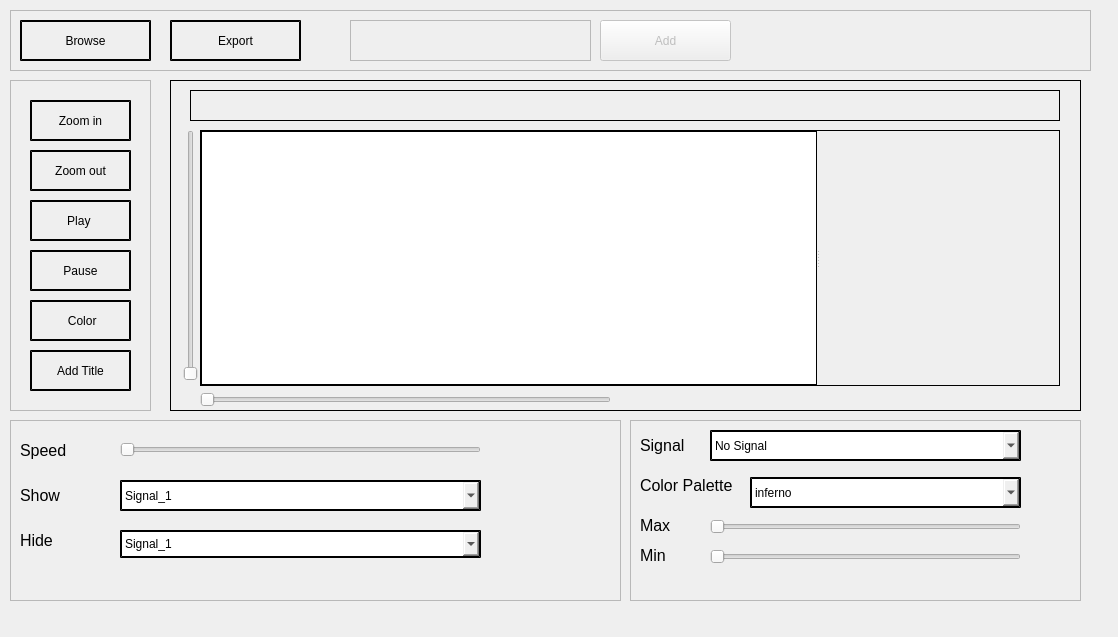
jemmyyy/dsptasks, file Task 1 - Signal Viewer/main.ui: the form before one commit.
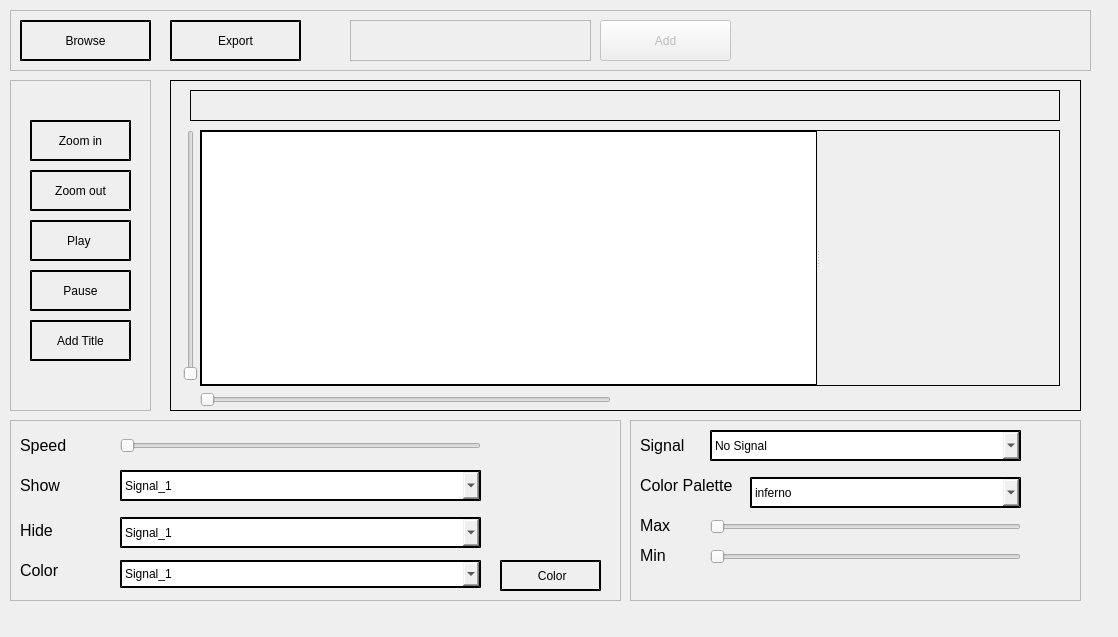
The form after the commit. Icons and pictures are not drawn. Custom widgets are drawn as their Qt base class.

Commit message: scroll fix + signal color

The edit to the form file:
```diff
--- a/Task 1 - Signal Viewer/main.ui
+++ b/Task 1 - Signal Viewer/main.ui
@@ -2188,7 +2188,7 @@
     <property name="geometry">
      <rect>
       <x>20</x>
-      <y>20</y>
+      <y>40</y>
       <width>101</width>
       <height>41</height>
      </rect>
@@ -2209,7 +2209,7 @@
     <property name="geometry">
      <rect>
       <x>20</x>
-      <y>170</y>
+      <y>190</y>
       <width>101</width>
       <height>41</height>
      </rect>
@@ -2230,7 +2230,7 @@
     <property name="geometry">
      <rect>
       <x>20</x>
-      <y>120</y>
+      <y>140</y>
       <width>101</width>
       <height>41</height>
      </rect>
@@ -2251,7 +2251,7 @@
     <property name="geometry">
      <rect>
       <x>20</x>
-      <y>70</y>
+      <y>90</y>
       <width>101</width>
       <height>41</height>
      </rect>
@@ -2268,41 +2268,11 @@
      <string>Zoom out</string>
     </property>
    </widget>
-   <widget class="QPushButton" name="ColorButton_1">
-    <property name="geometry">
-     <rect>
-      <x>20</x>
-      <y>220</y>
-      <width>101</width>
-      <height>41</height>
-     </rect>
-    </property>
-    <property name="styleSheet">
-     <string notr="true">
-.QPushButtonn-6d {
-	border: 2px dashed #226fbe;
-}
-
-.QPushButton-6d:hover {
-	background: transparent;
-	color: #226fbe;
-}
-QPushButton
-{
-    border-style: outset;
-    border-width: 2px;
-    border-color: black;
-}</string>
-    </property>
-    <property name="text">
-     <string> Color</string>
-    </property>
-   </widget>
    <widget class="QPushButton" name="titleButton">
     <property name="geometry">
      <rect>
       <x>20</x>
-      <y>270</y>
+      <y>240</y>
       <width>101</width>
       <height>41</height>
      </rect>
@@ -2432,9 +2402,9 @@
     <property name="geometry">
      <rect>
       <x>110</x>
-      <y>20</y>
+      <y>10</y>
       <width>361</width>
-      <height>20</height>
+      <height>31</height>
      </rect>
     </property>
     <property name="orientation">
@@ -2447,7 +2417,7 @@
       <x>10</x>
       <y>10</y>
       <width>91</width>
-      <height>41</height>
+      <height>31</height>
      </rect>
     </property>
     <property name="font">
@@ -2463,7 +2433,7 @@
     <property name="geometry">
      <rect>
       <x>10</x>
-      <y>50</y>
+      <y>40</y>
       <width>91</width>
       <height>51</height>
      </rect>
@@ -2481,7 +2451,7 @@
     <property name="geometry">
      <rect>
       <x>10</x>
-      <y>100</y>
+      <y>90</y>
       <width>91</width>
       <height>41</height>
      </rect>
@@ -2499,7 +2469,7 @@
     <property name="geometry">
      <rect>
       <x>110</x>
-      <y>60</y>
+      <y>50</y>
       <width>361</width>
       <height>31</height>
      </rect>
@@ -2537,7 +2507,45 @@
     <property name="geometry">
      <rect>
       <x>110</x>
-      <y>110</y>
+      <y>97</y>
+      <width>361</width>
+      <height>31</height>
+     </rect>
+    </property>
+    <property name="styleSheet">
+     <string notr="true">QComboBox
+{
+    border-style: outset;
+    border-width: 2px;
+    border-color: black;
+}</string>
+    </property>
+    <item>
+     <property name="text">
+      <string>Signal_1</string>
+     </property>
+    </item>
+    <item>
+     <property name="text">
+      <string>Signal_2</string>
+     </property>
+    </item>
+    <item>
+     <property name="text">
+      <string>Signal_3</string>
+     </property>
+    </item>
+    <item>
+     <property name="text">
+      <string>All</string>
+     </property>
+    </item>
+   </widget>
+   <widget class="QComboBox" name="signalColorCombo">
+    <property name="geometry">
+     <rect>
+      <x>110</x>
+      <y>140</y>
       <width>361</width>
       <height>28</height>
      </rect>
@@ -2565,11 +2573,54 @@
       <string>Signal_3</string>
      </property>
     </item>
-    <item>
-     <property name="text">
-      <string>All</string>
-     </property>
-    </item>
+   </widget>
+   <widget class="QLabel" name="label_10">
+    <property name="geometry">
+     <rect>
+      <x>10</x>
+      <y>130</y>
+      <width>91</width>
+      <height>41</height>
+     </rect>
+    </property>
+    <property name="font">
+     <font>
+      <pointsize>12</pointsize>
+     </font>
+    </property>
+    <property name="text">
+     <string>Color</string>
+    </property>
+   </widget>
+   <widget class="QPushButton" name="colorButton">
+    <property name="geometry">
+     <rect>
+      <x>490</x>
+      <y>140</y>
+      <width>101</width>
+      <height>31</height>
+     </rect>
+    </property>
+    <property name="styleSheet">
+     <string notr="true">
+.QPushButtonn-6d {
+	border: 2px dashed #226fbe;
+}
+
+.QPushButton-6d:hover {
+	background: transparent;
+	color: #226fbe;
+}
+QPushButton
+{
+    border-style: outset;
+    border-width: 2px;
+    border-color: black;
+}</string>
+    </property>
+    <property name="text">
+     <string> Color</string>
+    </property>
    </widget>
   </widget>
   <widget class="QFrame" name="frame_6">
```
Left out of the diff: 3 changed lines with no effect on the pictures. The commit also changes 3 other files.
